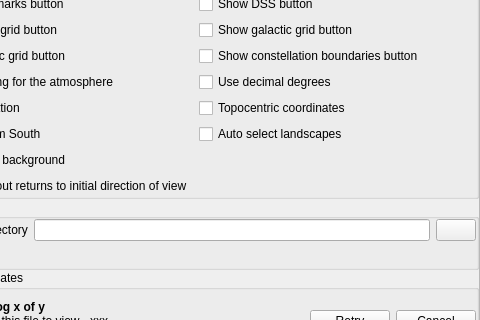
519984307/stellarium_src, file src/gui/configurationDialog.ui: the form before one commit; both pictures show x 88 to 568 and y 204 to 524 of the 568 by 635 pixel window.
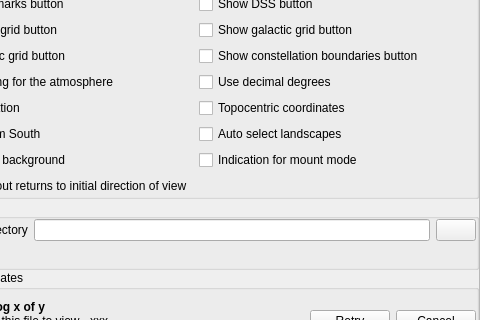
The form after the commit. Icons and pictures are not drawn. Custom widgets are drawn as their Qt base class.

Commit message: Added an optional indication of mount mode

Diff of the .ui file:
```diff
--- a/src/gui/configurationDialog.ui
+++ b/src/gui/configurationDialog.ui
@@ -1527,6 +1527,13 @@
                </property>
               </widget>
              </item>
+             <item row="9" column="1">
+              <widget class="QCheckBox" name="indicationMountModeCheckBox">
+               <property name="text">
+                <string>Indication for mount mode</string>
+               </property>
+              </widget>
+             </item>
             </layout>
            </widget>
           </item>
```
The commit also changes 3 other files.
